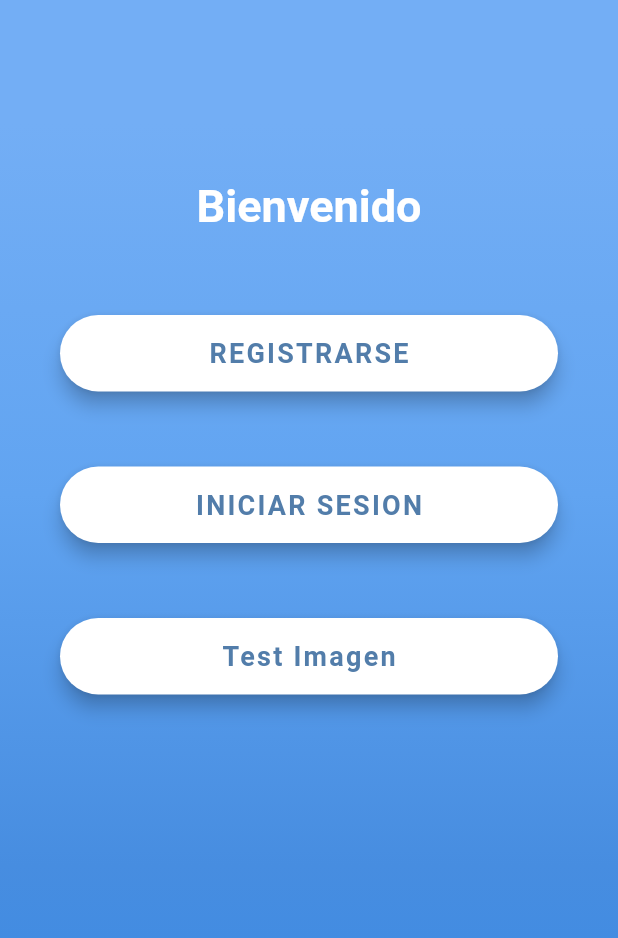
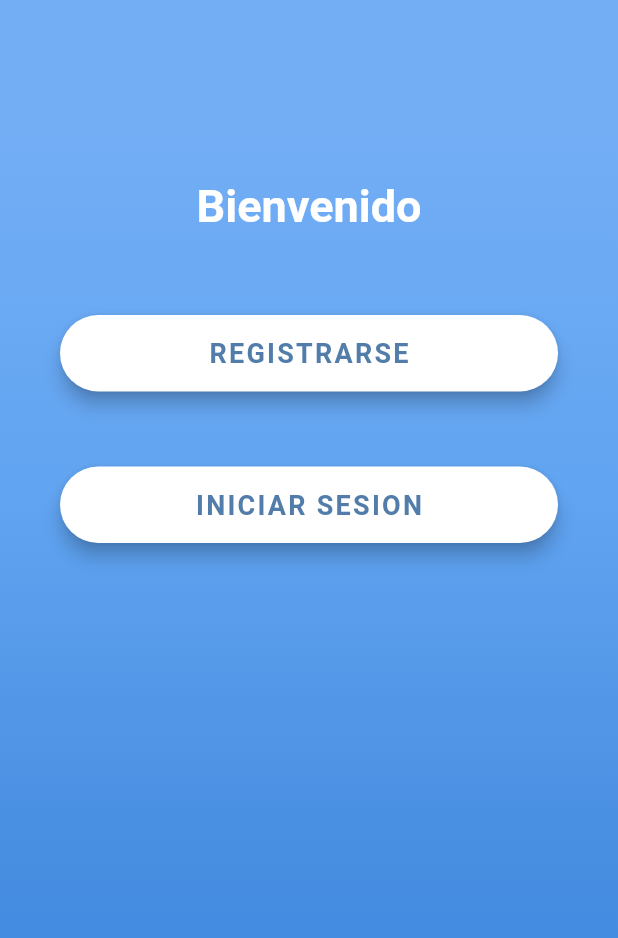
Before and after one commit to jatort/g25-frontend, a Flutter app: the screen it shows after launch, on a phone screen of 412 x 824 dp. Shown: the top 938 px of the screen. Run offline on Flutter 3.47's test engine with Material 2 defaults, Android fonts, the phone set to English and light mode, and no system bars; our stand-ins replace flutter_icons, flutter_spinkit, image_picker, permission_handler, photo_view, shared_preferences; missing offline and left inert: flutter_socket_io; Roboto replaces fonts that are missing (OpenSans).

Commit message:
trabajando en subir la imagen

```diff
--- a/chat_e1/lib/AllChatsPage.dart
+++ b/chat_e1/lib/AllChatsPage.dart
@@ -27,7 +27,7 @@ class _AllChatsPageState extends State<AllChatsPage> {
   Future<String> fetchRooms() async {
     final token = currentUser['data']['user']['auth_token'];
     //String url = url_api_server;
-    String url = 'http://192.168.0.7/api/v1/chats';
+    String url = 'http://192.168.0.11/api/v1/chats';
 
     Map<String, String> headers = {
       "Accept": "application/json",
--- a/chat_e1/lib/ChatModel.dart
+++ b/chat_e1/lib/ChatModel.dart
@@ -19,7 +19,7 @@ class ChatModel extends Model {
   Future<String> _sendMessageToApi(
       String idChat, String token, String mensaje) async {
     //String url = "$url_api_server/$idChat/messages";
-    String url = 'http://192.168.0.7/api/v1/chats/$idChat/messages';
+    String url = 'http://192.168.0.11/api/v1/chats/$idChat/messages';
     Map<String, String> headers = {
       "Accept": "application/json",
       "Content-type": "application/x-www-form-urlencoded"
--- a/chat_e1/lib/generate_image_url.dart
+++ b/chat_e1/lib/generate_image_url.dart
@@ -19,7 +19,7 @@ class GenerateImageUrl {
         //For IOS
 //        'http://localhost:5000/generatePresignedUrl',
         //For Android
-        'http://192.168.0.7:5000/generatePresignedUrl',
+        'http://192.168.0.11:5000/generatePresignedUrl',
         body: body,
       );
 
--- a/chat_e1/lib/login.dart
+++ b/chat_e1/lib/login.dart
@@ -28,7 +28,7 @@ class Login extends State<LoginScreen> {
 
   Future _signIn(Map<String, String> datosUsuario) async {
     //String url = 'http://34.229.56.163/api/v1/sign_in';
-    String url = 'http://192.168.0.7/api/v1/sign_in';
+    String url = 'http://192.168.0.11/api/v1/sign_in';
     Map<String, String> headers = {
       "Accept": "application/json",
       "Content-type": "application/x-www-form-urlencoded"
--- a/chat_e1/lib/main.dart
+++ b/chat_e1/lib/main.dart
@@ -13,7 +13,6 @@ import 'package:scoped_model/scoped_model.dart';
 
 import 'login.dart';
 import 'register.dart';
-import 'Images.dart';
 
 final ThemeData iOSTheme = new ThemeData(
   primarySwatch: Colors.blue,
@@ -166,38 +165,6 @@ class MainScreen extends StatelessWidget {
   }
 */
 
-  Widget _buildBottonUploadImage(context) {
-    return Container(
-      padding: EdgeInsets.symmetric(vertical: 25.0),
-      width: double.infinity,
-      child: RaisedButton(
-        elevation: 5.0,
-        onPressed: () {
-          Navigator.push(
-            context,
-            MaterialPageRoute(builder: (context) => Images()),
-          );
-        },
-        padding: EdgeInsets.all(15.0),
-        shape: RoundedRectangleBorder(
-          borderRadius: BorderRadius.circular(30.0),
-        ),
-        color: Colors.white,
-        child: Text(
-          'Test Imagen',
-          style: TextStyle(
-            color: Color(0xFF527DAA),
-            letterSpacing: 1.5,
-            fontSize: 18.0,
-            fontWeight: FontWeight.bold,
-            fontFamily: 'OpenSans',
-          ),
-        ),
-      ),
-    );
-  }
-
-
   @override
   Widget build(BuildContext context) {
     return new Scaffold(
@@ -244,7 +211,7 @@ class MainScreen extends StatelessWidget {
                   _buildBottonRegistrarse(context),
                   _buildBottonIniciarSesion(context),
                   //_buildBottonSalasChat(context),
-                  _buildBottonUploadImage(context),
+                  //_buildBottonUploadImage(context),
                 ],
               ),
             ),
--- a/chat_e1/lib/register.dart
+++ b/chat_e1/lib/register.dart
@@ -32,7 +32,7 @@ class Register extends State<RegisterScreen> {
 
   Future _signUp(Map<String, String> datosUsuario) async {
     //String url = 'http://34.229.56.163/api/v1/sign_up';
-    String url = 'http://192.168.0.7/api/v1/sign_up';
+    String url = 'http://192.168.0.11/api/v1/sign_up';
     Map<String, String> headers = {
       "Accept": "application/json",
       "Content-type": "application/x-www-form-urlencoded"
```
Also changed, not shown: chat_e1/lib/ChatPage.dart (+25 -2 lines), chat_e1/lib/Images.dart (+5 -4 lines).
